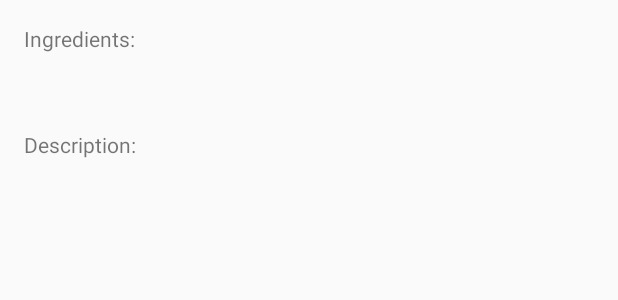
After one commit to christynv/BakingApp, an Android app: the layout activity_detail.xml on its own in the app's theme, with its tools: preview values and no code run, on a phone screen of 412 x 824 dp. The commit adds this screen. Shown: the top 300 px of the screen. Run offline under Robolectric (Android 15) with nearby library versions, the light colour scheme and no system bars.

Commit message:
Show detail of recipe
Currently not displaying ingredients and description properly.

```diff
--- a/app/src/main/AndroidManifest.xml
+++ b/app/src/main/AndroidManifest.xml
@@ -18,6 +18,7 @@
                 <category android:name="android.intent.category.LAUNCHER" />
             </intent-filter>
         </activity>
+        <activity android:name=".RecipeDetail" />
     </application>
 
 </manifest>
--- /dev/null
+++ b/app/src/main/res/layout/activity_detail.xml
@@ -0,0 +1,76 @@
+<?xml version="1.0" encoding="utf-8"?>
+<ScrollView
+    xmlns:android="http://schemas.android.com/apk/res/android"
+    xmlns:app="http://schemas.android.com/apk/res-auto"
+    xmlns:tools="http://schemas.android.com/tools"
+    android:layout_width="match_parent"
+    android:layout_height="match_parent">
+
+    <androidx.constraintlayout.widget.ConstraintLayout
+        android:layout_width="match_parent"
+        android:layout_height="wrap_content"
+        android:orientation="vertical" >
+
+        <TextView
+            android:id="@+id/ingredients_label"
+            android:layout_width="wrap_content"
+            android:layout_height="wrap_content"
+            android:layout_marginStart="16dp"
+            android:layout_marginLeft="16dp"
+            android:layout_marginTop="16dp"
+            android:text="@string/ingredients"
+            app:layout_constraintStart_toStartOf="parent"
+            app:layout_constraintTop_toTopOf="parent" />
+
+        <TextView
+            android:id="@+id/tv_quantity"
+            android:layout_width="wrap_content"
+            android:layout_height="wrap_content"
+            android:layout_marginTop="12dp"
+            android:layout_marginEnd="20dp"
+            android:layout_marginStart="12dp"
+            android:layout_marginRight="20dp"
+            app:layout_constraintEnd_toStartOf="@+id/tv_measure"
+            app:layout_constraintStart_toStartOf="parent"
+            app:layout_constraintTop_toBottomOf="@+id/ingredients_label" />
+
+        <TextView
+            android:id="@+id/tv_measure"
+            android:layout_width="wrap_content"
+            android:layout_height="wrap_content"
+            app:layout_constraintTop_toTopOf="@+id/tv_quantity"
+            app:layout_constraintEnd_toStartOf="@+id/tv_ingredient" />
+
+        <TextView
+            android:id="@+id/tv_ingredient"
+            android:layout_width="wrap_content"
+            android:layout_height="wrap_content"
+            android:layout_marginStart="32dp"
+            android:layout_marginLeft="32dp"
+            app:layout_constraintStart_toEndOf="@+id/tv_measure"
+            app:layout_constraintTop_toTopOf="@+id/tv_measure" />
+
+        <TextView
+            android:id="@+id/description_label"
+            android:layout_width="wrap_content"
+            android:layout_height="wrap_content"
+            android:layout_marginStart="16dp"
+            android:layout_marginLeft="16dp"
+            android:layout_marginTop="20dp"
+            android:text="@string/description"
+            app:layout_constraintStart_toStartOf="parent"
+            app:layout_constraintTop_toBottomOf="@+id/tv_measure" />
+
+        <TextView
+            android:id="@+id/tv_description"
+            android:layout_width="wrap_content"
+            android:layout_height="wrap_content"
+            android:layout_marginStart="16dp"
+            android:layout_marginLeft="16dp"
+            android:layout_marginTop="12dp"
+            app:layout_constraintStart_toStartOf="parent"
+            app:layout_constraintTop_toBottomOf="@+id/description_label" />
+
+    </androidx.constraintlayout.widget.ConstraintLayout>
+
+</ScrollView>
--- a/app/src/main/res/values/strings.xml
+++ b/app/src/main/res/values/strings.xml
@@ -1,4 +1,8 @@
 <resources>
     <string name="app_name">BakingApp</string>
     <string name="recipe_card">Recipe Card</string>
+    <string name="recipe_name">Recipe Name</string>
+    <string name="ingredients">Ingredients:</string>
+    <string name="description">Description:</string>
+    <string name="servings">Servings:</string>
 </resources>
```
Also changed, not shown: app/src/main/java/com/example/bakingapp/MainActivity.java (+15 -2 lines), app/src/main/java/com/example/bakingapp/RecipeAdapter.java (+15 -2 lines), app/src/main/java/com/example/bakingapp/RecipeDetail.java (added, +45 -0 lines), app/src/main/java/com/example/bakingapp/model/Recipe.java (+17 -17 lines), app/src/main/java/com/example/bakingapp/utils/JsonUtils.java (+22 -20 lines).
